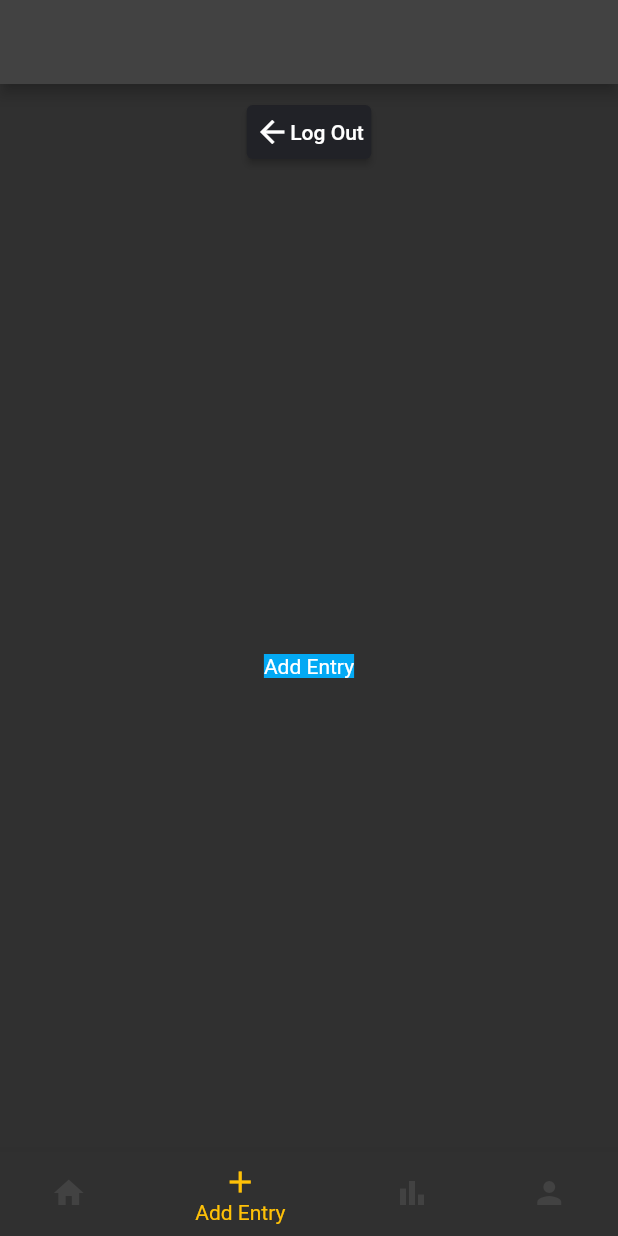
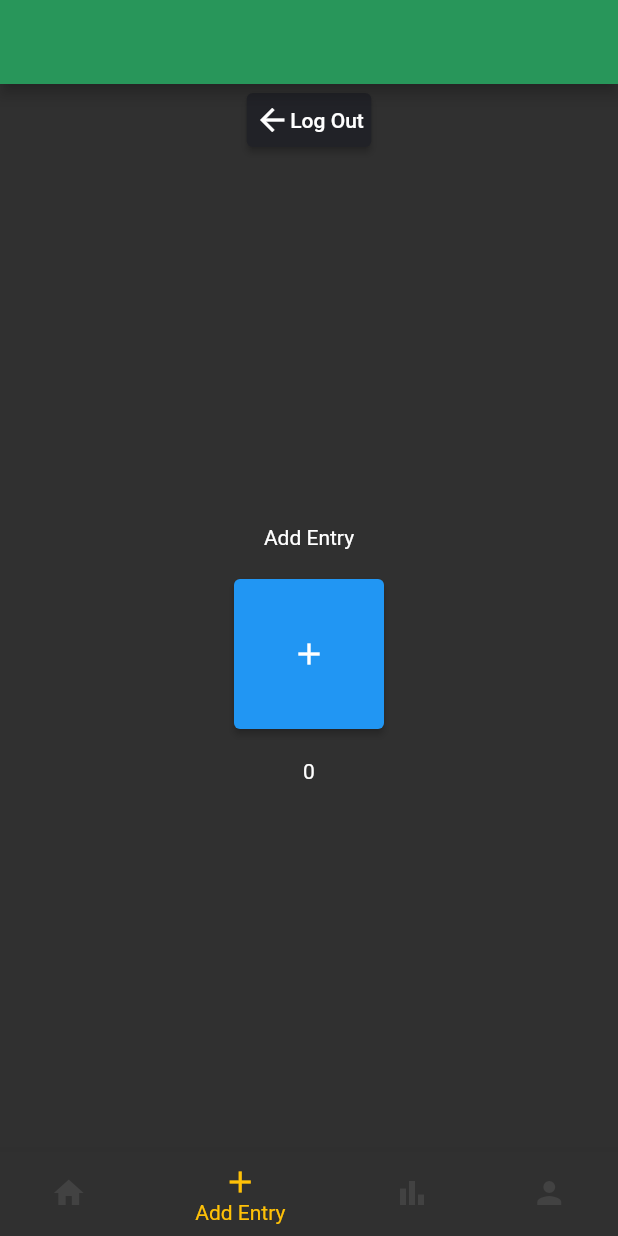
Before and after one commit to dompetriella/weighpoints, a Flutter app: the Account screen opened by its route, item 2 of the bottom bar chosen, on a phone screen of 412 x 824 dp. Run offline on Flutter 3.47's test engine with Material 2 defaults, Android fonts, the phone set to English and light mode, and no system bars; our stand-ins replace go_router, google_fonts.

Commit message:
add entry page added

```diff
--- a/lib/account.dart
+++ b/lib/account.dart
@@ -36,6 +36,7 @@ class _AccountState extends State<Account> {
     return SafeArea(
       child: Scaffold(
         appBar: AppBar(
+          backgroundColor: WPTheme.primary,
         ),
         bottomNavigationBar: BottomNavigationBar(
         selectedItemColor: Colors.amber,
@@ -68,9 +69,7 @@ class _AccountState extends State<Account> {
         ),
         body: Column(
           children: [
-            Padding(
-              padding: const EdgeInsets.all(8.0),
-              child: ElevatedButton(
+            ElevatedButton(
               onPressed: () => context.goNamed('landing'),
               style: ElevatedButton.styleFrom(
                 primary: WPTheme.black,
@@ -85,10 +84,13 @@ class _AccountState extends State<Account> {
                 ],
               ),
             ),
-            ),
 
             Expanded(
+              child: Container(
+                padding: EdgeInsets.all(20),
+                width: MediaQuery.of(context).size.width,
                 child: accountPages[_selectedIndex]
+              ),
             ),
           ],
         ),
--- a/lib/account_pages/add_entry.dart
+++ b/lib/account_pages/add_entry.dart
@@ -9,13 +9,34 @@ class AddEntry extends StatefulWidget {
 }
 
 class _AddEntryState extends State<AddEntry> {
+
+  int iter = 0;
+
+  void increaseNumber() {
+    setState(() {
+      iter++;
+    });
+  }
+
   @override
   Widget build(BuildContext context) {
-    return Center(
-      child: Container(
-        color: Colors.lightBlue,
-        child: Text('Add Entry')
-      ),
+    return Column(
+      mainAxisAlignment: MainAxisAlignment.center,
+      crossAxisAlignment: CrossAxisAlignment.center,
+      children: [
+        Text('Add Entry'),
+        Padding(
+          padding: EdgeInsets.all(20),
+          child: ElevatedButton(
+            onPressed: increaseNumber,
+            style: ElevatedButton.styleFrom(
+              minimumSize: Size(100, 100),
+            ),
+            child: Icon(Icons.add)
+          ),
+        ),
+        Text('${iter}'),
+      ],
     );
   }
 }
```
Lines whose indentation alone changed are shown as unchanged.
